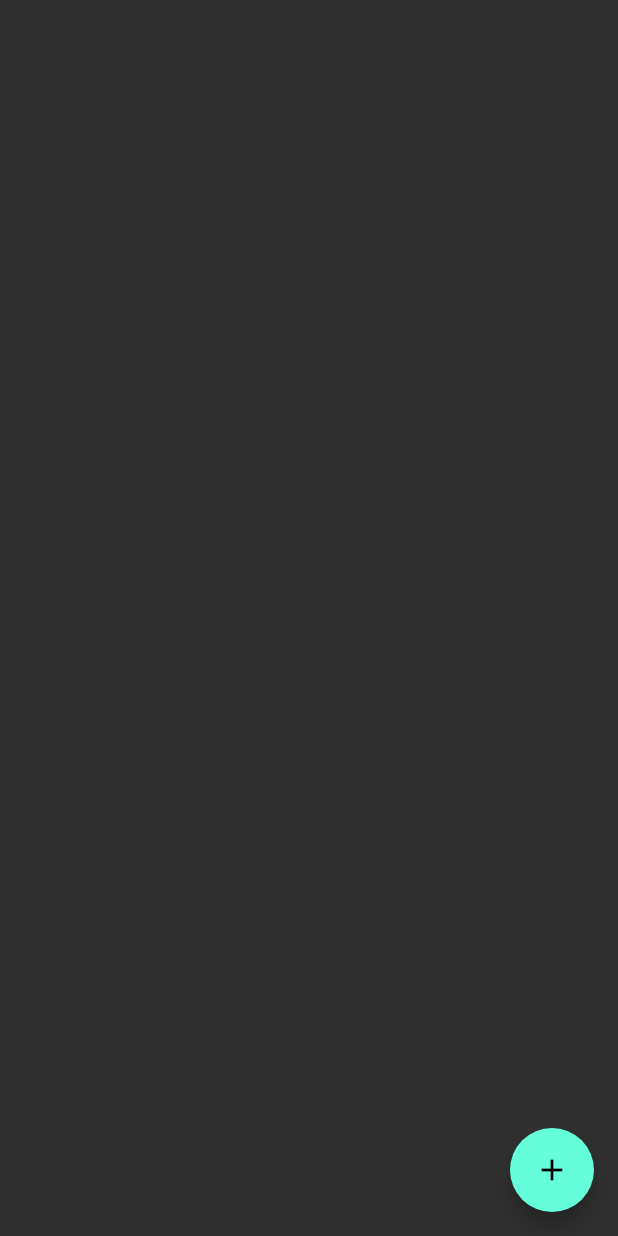
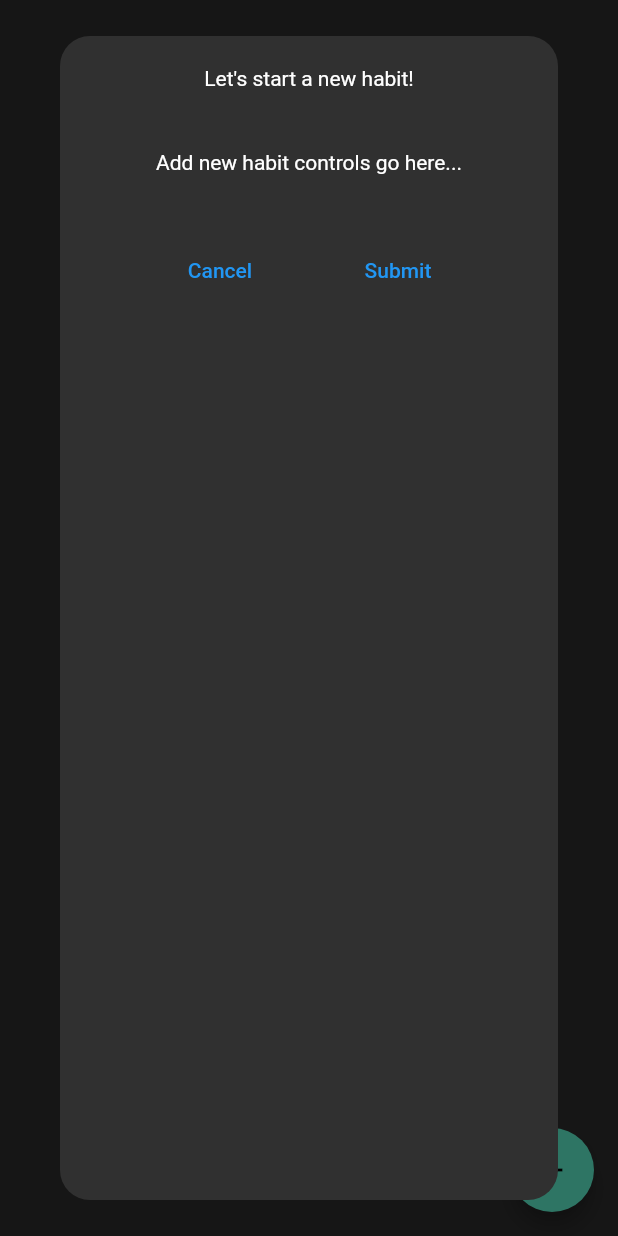
Before and after one commit to jebwatson/Intent, a Flutter app: the screen it shows after launch, after a tap on the "add" icon, on a phone screen of 412 x 824 dp. Run offline on Flutter 3.47's test engine with Material 2 defaults, Android fonts, the phone set to English and light mode, and no system bars; our stand-ins replace bloc, cloud_firestore, equatable, firebase_core, flutter_bloc; missing offline and left inert: date_time_format; accounts and stored records are empty.

Commit message:
Get a basic add habit dialog working

```diff
--- /dev/null
+++ b/lib/constants.dart
@@ -0,0 +1,3 @@
+import 'package:flutter/foundation.dart';
+
+bool get releaseMode => kReleaseMode;
--- a/lib/main.dart
+++ b/lib/main.dart
@@ -4,15 +4,16 @@ import 'package:flutter_bloc/flutter_bloc.dart';
 import 'package:intent/bloc/habits_bloc.dart';
 import 'package:intent/repositories/habits/dummy_habit_repo.dart';
 import 'package:intent/repositories/habits/firestore_habit_repo.dart';
+import 'package:intent/views/widgets/add_habit_dialog.dart';
 import 'package:intent/views/widgets/habit_list.dart';
 import 'package:intent/views/widgets/error_message.dart';
 import 'package:intent/views/widgets/loading_spinner.dart';
-import 'package:flutter/foundation.dart';
 
-bool get releaseMode => kReleaseMode;
+import 'constants.dart';
 
 void main() {
-  runApp(MultiBlocProvider(providers: [
+  runApp(MultiBlocProvider(
+      providers: [
         BlocProvider<HabitsBloc>(
           create: (context) {
             return HabitsBloc(
@@ -21,41 +22,38 @@ void main() {
               ..add(HabitsLoadRequested());
           },
         ),
-  ], child: IntentApp()));
+      ],
+      child: MaterialApp(
+        title: 'Intent',
+        theme: ThemeData.dark(),
+        home: IntentApp(),
+      )));
 }
 
 class IntentApp extends StatelessWidget {
   // This widget is the root of your application.
   @override
   Widget build(BuildContext context) {
-    return MaterialApp(
-      title: 'Intent',
-      theme: ThemeData.dark(),
-      home: showHomeView(),
-    );
-  }
-}
-
-Widget showHomeView() {
-  final Widget homeView = Scaffold(
-    body: HabitsList(),
-    floatingActionButton: FloatingActionButton(
-        onPressed: () {
-          // Open the add habit dialog
-        },
-        child: const Icon(Icons.add)),
-  );
-
-  if (releaseMode) {
-    return FutureBuilder(
+    return Scaffold(
+      body: releaseMode
+          ? FutureBuilder(
               future: Firebase.initializeApp(),
               builder: (context, snapshot) {
                 if (snapshot.hasError) return displayErrorMessage();
                 if (snapshot.connectionState != ConnectionState.done)
                   return displayLoadingSpinner();
-          return homeView;
-        });
+                return HabitsList();
+              })
+          : HabitsList(),
+      floatingActionButton: FloatingActionButton(
+          onPressed: () {
+            // Open the add habit dialog
+            showDialog(
+              context: context,
+              builder: (context) => AddHabitDialog(),
+            );
+          },
+          child: const Icon(Icons.add)),
+    );
   }
-
-  return homeView;
 }
--- a/lib/repositories/habits/dummy_habit_repo.dart
+++ b/lib/repositories/habits/dummy_habit_repo.dart
@@ -9,7 +9,7 @@ class DummyHabitRepo implements HabitRepository {
 
   @override
   Stream<List<Habit>> habits() async* {
-    await Future.delayed(Duration(seconds: 2));
+    await Future.delayed(Duration(seconds: 0));
     yield _habits;
   }
 }
--- /dev/null
+++ b/lib/views/widgets/add_habit_dialog.dart
@@ -0,0 +1,61 @@
+import 'package:flutter/material.dart';
+import 'package:flutter/widgets.dart';
+
+class AddHabitDialog extends StatelessWidget {
+  const AddHabitDialog({Key? key}) : super(key: key);
+
+  @override
+  Widget build(BuildContext context) {
+    return Dialog(
+      shape: RoundedRectangleBorder(
+        borderRadius: BorderRadius.circular(20),
+      ),
+      elevation: 0,
+      backgroundColor: Colors.transparent,
+      clipBehavior: Clip.antiAlias,
+      child: Material(
+          child: Column(
+        children: [
+          // Title area
+          Container(
+            constraints: BoxConstraints(maxHeight: 100),
+            padding: EdgeInsets.all(20),
+            child: Text("Let's start a new habit!"),
+          ),
+          // Content area
+          Container(
+            constraints: BoxConstraints(maxHeight: 100),
+            padding: EdgeInsets.all(20),
+            child: Text("Add new habit controls go here..."),
+          ),
+          // Button area
+          Container(
+            constraints: BoxConstraints(maxHeight: 100),
+            padding: EdgeInsets.all(20),
+            child: Row(
+              mainAxisAlignment: MainAxisAlignment.spaceEvenly,
+              children: [
+                TextButton(
+                  child: Text("Cancel"),
+                  onPressed: () {
+                    // Route back (or close dialog?)
+                    Navigator.pop(context);
+                  },
+                ),
+                TextButton(
+                  child: Text("Submit"),
+                  onPressed: () {
+                    // Perform validation?
+                    // Save habit if valid
+                    // Route back to habits (or close dialog?)
+                    Navigator.pop(context);
+                  },
+                ),
+              ],
+            ),
+          ),
+        ],
+      )),
+    );
+  }
+}
```
Lines whose indentation alone changed are shown as unchanged.
